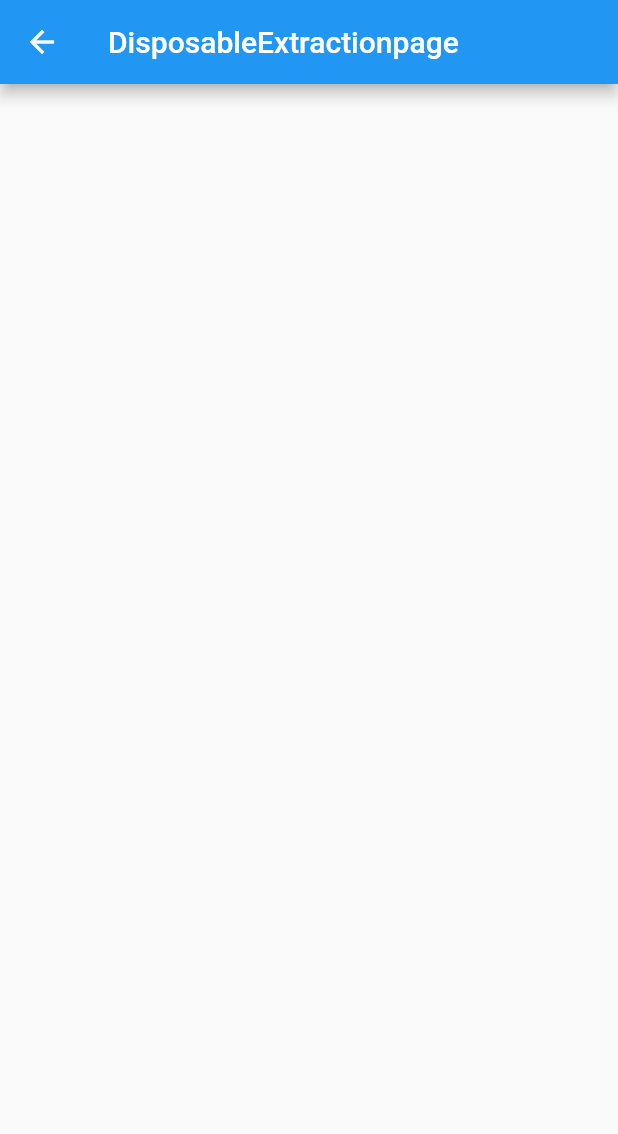
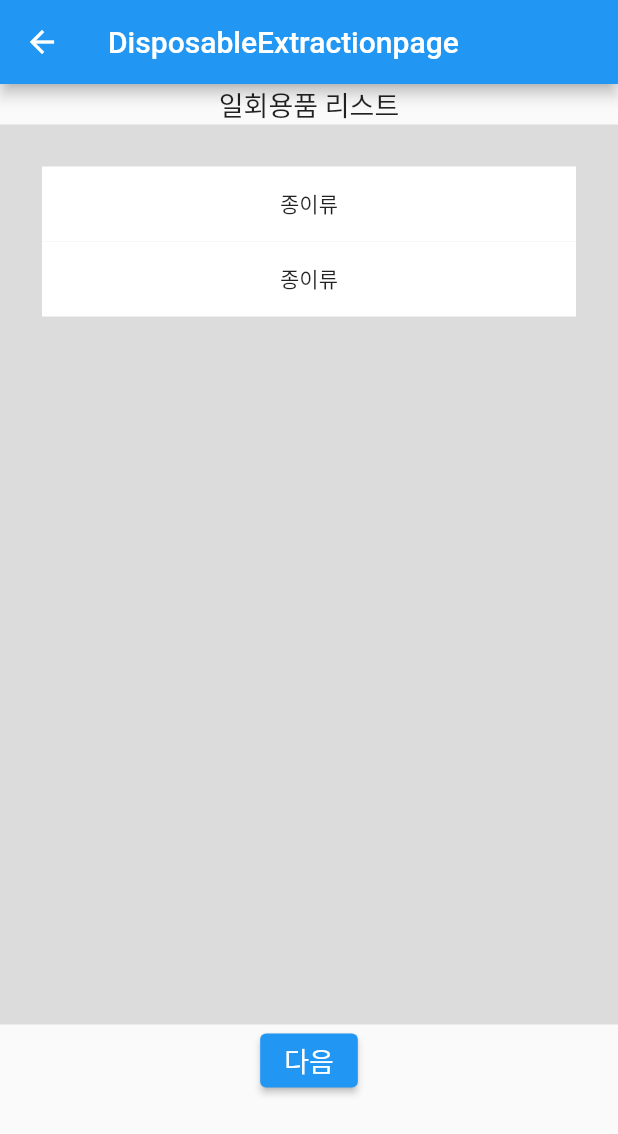
Before and after one commit to nub8p/2022-DisposableApp, a Flutter app: the DisposableExtractionScreen screen opened directly, on a phone screen of 412 x 824 dp. Shown: the top 1134 px of the screen. Run offline on Flutter 3.47's test engine with Material 2 defaults, Android fonts, the phone set to English and light mode, and no system bars; our stand-ins replace image_picker.

```diff
--- a/lib/Screen/disposableExtractionScreen.dart
+++ b/lib/Screen/disposableExtractionScreen.dart
@@ -1,9 +1,53 @@
 import 'package:flutter/material.dart';
+import '../ui/Unit.dart';
+import './homeScreen.dart';
+import 'dart:math';
 
 // TODO 일회용품 리스트 추출
 class DisposableExtractionScreen extends StatelessWidget {
   String inputStream;
   DisposableExtractionScreen({this.inputStream = ""});
+  final List<String> trash = <String>['종이류', '플라스틱', '캔', '기타'];
+
+  List<String> Disposable = <String>[];
+
+  saveDis(int index) {
+    Disposable.add(trash[index]);
+    return trash[index];
+  }
+
+  Widget listViewDis() {
+    return ListView.builder(
+        scrollDirection: Axis.vertical,
+        padding: const EdgeInsets.all(8),
+        itemCount: Random().nextInt(2)+2,
+        itemBuilder: (BuildContext context, int index) {
+          return Container(
+            height: 50,
+            color: Colors.white,
+            alignment: Alignment.center,
+            child: Text('${saveDis(Random().nextInt(4))}'),
+          );
+        });
+  }
+
+  Widget listContainer() {
+    return Container(
+      width: double.infinity,
+      height: 600,
+      color: Colors.black12,
+      padding: EdgeInsets.all(20),
+      child:listViewDis()
+    );
+  }
+  Widget showList() {
+    return Column(
+      children: [
+        TitleText(title: "일회용품 리스트",),
+        listContainer()
+      ],
+    );
+  }
 
   @override
   Widget build(BuildContext context) {
@@ -11,7 +55,22 @@
       appBar: AppBar(title: Text("DisposableExtractionpage")),
       body: Center(
         child : Container(
-          child: Text(inputStream),
+          width: double.infinity,
+          child: Column(
+            children: [
+              showList(),
+                ElevatedButton(
+                child: TitleText(title:"다음",),
+                onPressed: () {
+                  Navigator.push(
+                    context,
+                    MaterialPageRoute(builder: (context)
+                    => HomeScreen(Disposable)),
+                  );
+                },
+              )
+            ],
+          )
         ),
       ),
     );
--- a/lib/Screen/homeScreen.dart
+++ b/lib/Screen/homeScreen.dart
@@ -8,6 +8,15 @@
 
 
 class HomeScreen extends StatelessWidget {
+  List<String> inputStream;
+  String inputLine = "";
+  HomeScreen(this.inputStream) {
+    for(int i = 0; i < inputStream.length; i++){
+      inputLine += inputStream[i];
+    }
+  }
+
+
 
   // 개인 정보 프로필 영역
   Widget InfoSection() {
@@ -50,6 +59,7 @@
         child : Container(
           //color: Colors.lightGreenAccent,
           margin:EdgeInsets.only(top:10),
+          child:Text(inputLine)
         )
     );
   }
--- a/lib/main.dart
+++ b/lib/main.dart
@@ -34,6 +34,6 @@
 
   @override
   Widget build(BuildContext context) {
-    return HomeScreen();
+    return HomeScreen([]);
   }
 }
```
Also changed, not shown: lib/Screen/receiptCaptureScreen.dart (+2 -1 lines).
